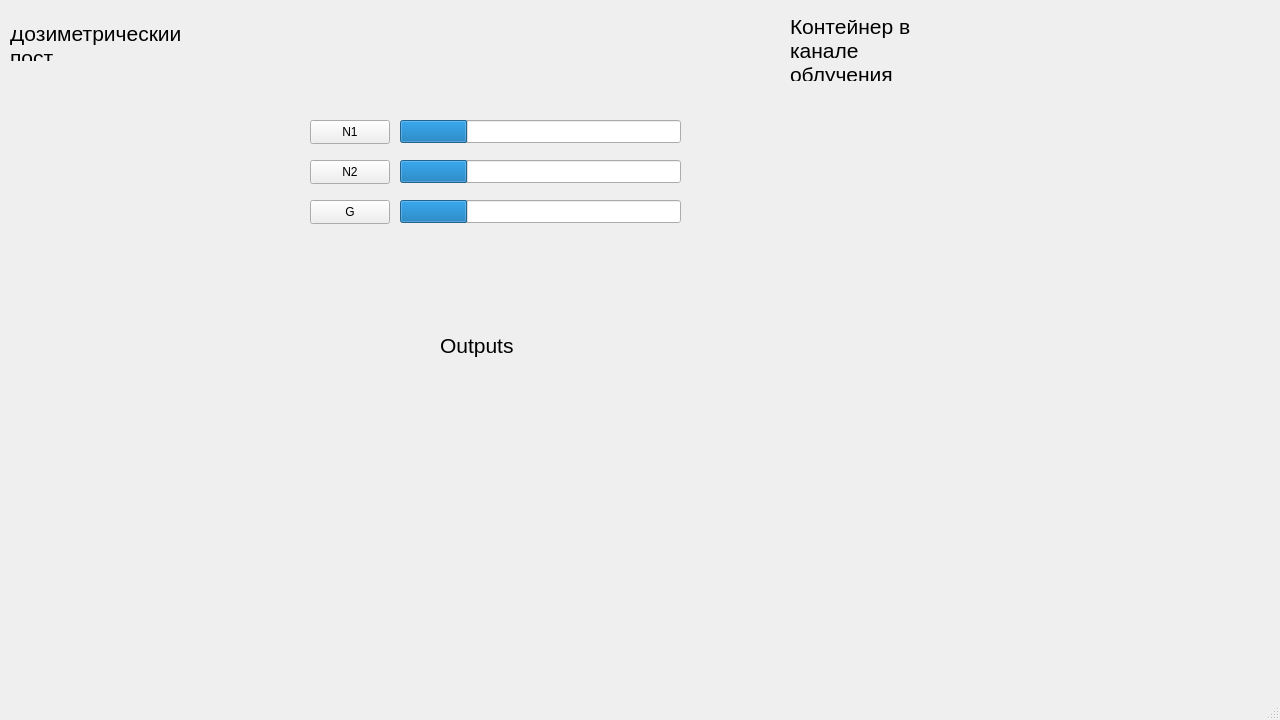
Before: the Qt Designer form mainwindow.ui in beeleph/PanelRegata2, drawn with Qt 5.
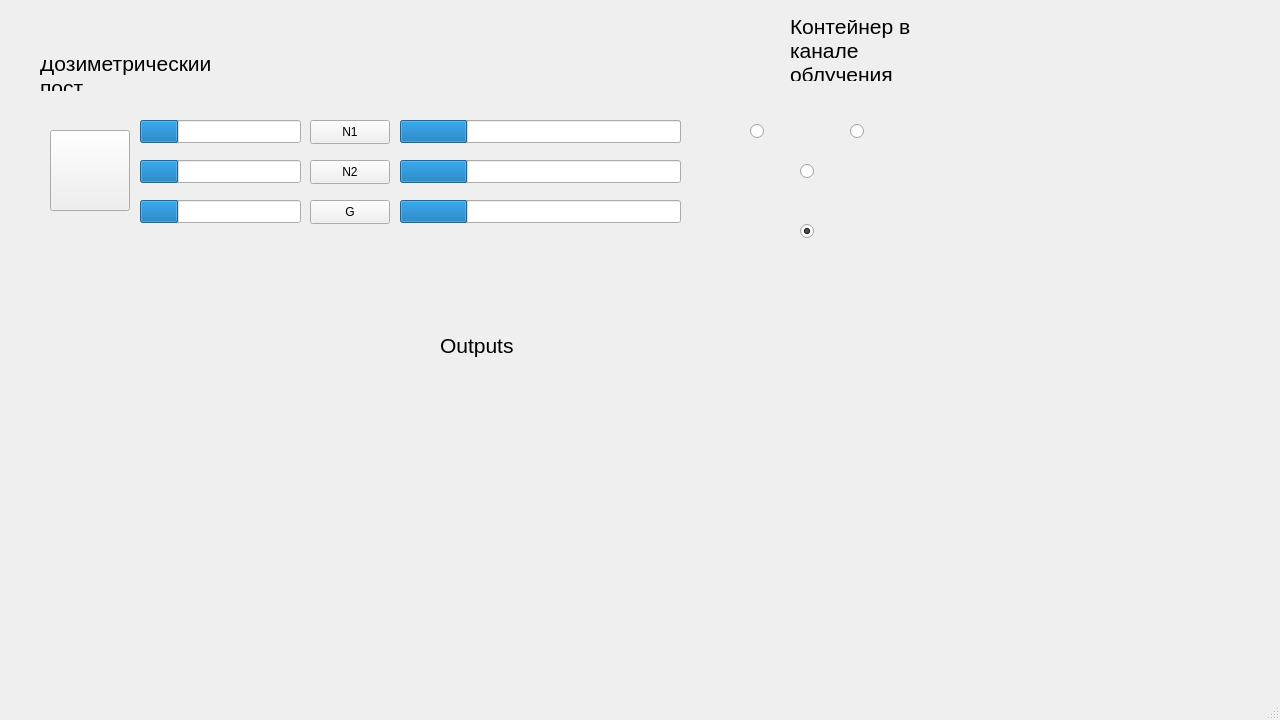
After: the same form once the commit is applied. Custom widgets are drawn as their Qt base class.

```diff
--- a/mainwindow.ui
+++ b/mainwindow.ui
@@ -17,8 +17,8 @@
    <widget class="QLabel" name="label">
     <property name="geometry">
      <rect>
-      <x>10</x>
-      <y>30</y>
+      <x>40</x>
+      <y>60</y>
       <width>171</width>
       <height>31</height>
      </rect>
@@ -161,6 +161,138 @@
      <bool>false</bool>
     </property>
    </widget>
+   <widget class="QPushButton" name="pushButton_4">
+    <property name="geometry">
+     <rect>
+      <x>50</x>
+      <y>130</y>
+      <width>80</width>
+      <height>81</height>
+     </rect>
+    </property>
+    <property name="text">
+     <string/>
+    </property>
+   </widget>
+   <widget class="QProgressBar" name="progressBar_4">
+    <property name="geometry">
+     <rect>
+      <x>400</x>
+      <y>120</y>
+      <width>281</width>
+      <height>23</height>
+     </rect>
+    </property>
+    <property name="value">
+     <number>24</number>
+    </property>
+    <property name="textVisible">
+     <bool>false</bool>
+    </property>
+   </widget>
+   <widget class="QProgressBar" name="progressBar_5">
+    <property name="geometry">
+     <rect>
+      <x>140</x>
+      <y>120</y>
+      <width>161</width>
+      <height>23</height>
+     </rect>
+    </property>
+    <property name="value">
+     <number>24</number>
+    </property>
+    <property name="textVisible">
+     <bool>false</bool>
+    </property>
+   </widget>
+   <widget class="QProgressBar" name="progressBar_6">
+    <property name="geometry">
+     <rect>
+      <x>140</x>
+      <y>160</y>
+      <width>161</width>
+      <height>23</height>
+     </rect>
+    </property>
+    <property name="value">
+     <number>24</number>
+    </property>
+    <property name="textVisible">
+     <bool>false</bool>
+    </property>
+   </widget>
+   <widget class="QProgressBar" name="progressBar_7">
+    <property name="geometry">
+     <rect>
+      <x>140</x>
+      <y>200</y>
+      <width>161</width>
+      <height>23</height>
+     </rect>
+    </property>
+    <property name="value">
+     <number>24</number>
+    </property>
+    <property name="textVisible">
+     <bool>false</bool>
+    </property>
+   </widget>
+   <widget class="QRadioButton" name="radioButton">
+    <property name="geometry">
+     <rect>
+      <x>750</x>
+      <y>120</y>
+      <width>99</width>
+      <height>22</height>
+     </rect>
+    </property>
+    <property name="text">
+     <string/>
+    </property>
+   </widget>
+   <widget class="QRadioButton" name="radioButton_2">
+    <property name="geometry">
+     <rect>
+      <x>800</x>
+      <y>160</y>
+      <width>99</width>
+      <height>22</height>
+     </rect>
+    </property>
+    <property name="text">
+     <string/>
+    </property>
+   </widget>
+   <widget class="QRadioButton" name="radioButton_3">
+    <property name="geometry">
+     <rect>
+      <x>850</x>
+      <y>120</y>
+      <width>99</width>
+      <height>22</height>
+     </rect>
+    </property>
+    <property name="text">
+     <string/>
+    </property>
+   </widget>
+   <widget class="QRadioButton" name="radioButton_4">
+    <property name="geometry">
+     <rect>
+      <x>800</x>
+      <y>220</y>
+      <width>99</width>
+      <height>22</height>
+     </rect>
+    </property>
+    <property name="text">
+     <string/>
+    </property>
+    <property name="checked">
+     <bool>true</bool>
+    </property>
+   </widget>
   </widget>
   <widget class="QMenuBar" name="menubar">
    <property name="geometry">
@@ -174,6 +306,13 @@
   </widget>
   <widget class="QStatusBar" name="statusbar"/>
  </widget>
+ <customwidgets>
+  <customwidget>
+   <class>QLedLabel</class>
+   <extends>QLabel</extends>
+   <header>qledlabel.h</header>
+  </customwidget>
+ </customwidgets>
  <resources/>
  <connections/>
 </ui>
```
Left out of the diff: 3 changed lines with no effect on the pictures.
